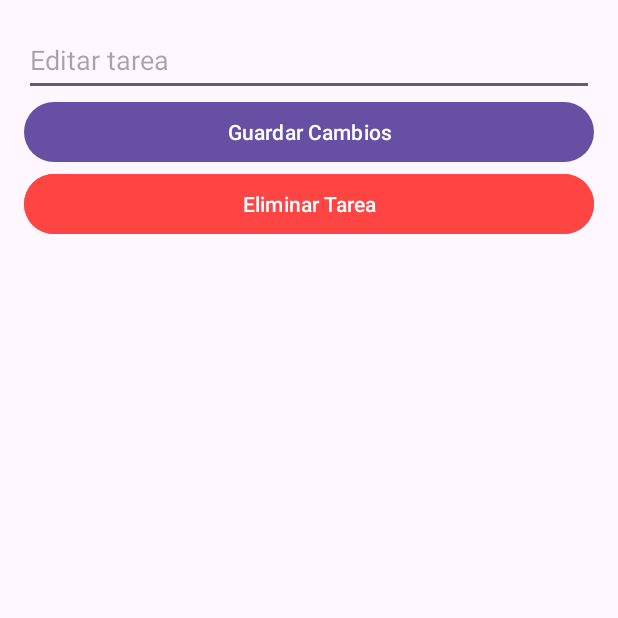
After one commit to Jean-Joya-INGE/AppTasks.id880727, an Android app: the EditTaskActivity screen opened directly, with no data from a screen before it, on a phone screen of 412 x 824 dp, the top half of it. The commit adds this screen. Run offline under Robolectric (Android 15) with nearby library versions, the phone set to English and light mode, and no system bars.

Commit message:
se agregaron eliminar y editar

```diff
--- a/app/src/main/AndroidManifest.xml
+++ b/app/src/main/AndroidManifest.xml
@@ -13,6 +13,9 @@
         android:theme="@style/Theme.SecondActivity"
         tools:targetApi="31">
         <activity
+            android:name=".EditTaskActivity"
+            android:exported="false" />
+        <activity
             android:name=".MainActivity"
             android:exported="true">
             <intent-filter>
--- /dev/null
+++ b/app/src/main/java/co/edu/ue/secondactivity/EditTaskActivity.java
@@ -0,0 +1,51 @@
+package co.edu.ue.secondactivity;
+
+import android.content.Intent;
+import android.os.Bundle;
+import android.view.View;
+import android.widget.Button;
+import android.widget.EditText;
+
+import androidx.appcompat.app.AppCompatActivity;
+
+public class EditTaskActivity extends AppCompatActivity {
+
+    private EditText etEditTask;
+    private Button btnSave, btnDelete;
+    private int position;
+
+    @Override
+    protected void onCreate(Bundle savedInstanceState) {
+        super.onCreate(savedInstanceState);
+        setContentView(R.layout.activity_edit_task);
+
+        etEditTask = findViewById(R.id.etEditTask);
+        btnSave = findViewById(R.id.btnSave);
+        btnDelete = findViewById(R.id.btnDelete);
+
+        // Obtener datos de la tarea seleccionada
+        Intent intent = getIntent();
+        String task = intent.getStringExtra("task");
+        position = intent.getIntExtra("position", -1);
+
+        etEditTask.setText(task);
+
+        // Guardar cambios
+        btnSave.setOnClickListener(v -> {
+            Intent resultIntent = new Intent();
+            resultIntent.putExtra("updatedTask", etEditTask.getText().toString());
+            resultIntent.putExtra("position", position);
+            setResult(RESULT_OK, resultIntent);
+            finish(); // Cierra la actividad y envía los datos de regreso
+        });
+
+        // Eliminar tarea
+        btnDelete.setOnClickListener(v -> {
+            Intent resultIntent = new Intent();
+            resultIntent.putExtra("delete", true);
+            resultIntent.putExtra("position", position);
+            setResult(RESULT_OK, resultIntent);
+            finish(); // Cierra la actividad y envía los datos de eliminación
+        });
+    }
+}
--- /dev/null
+++ b/app/src/main/res/layout/activity_edit_task.xml
@@ -0,0 +1,27 @@
+<LinearLayout xmlns:android="http://schemas.android.com/apk/res/android"
+    android:layout_width="match_parent"
+    android:layout_height="match_parent"
+    android:orientation="vertical"
+    android:padding="16dp">
+
+    <EditText
+        android:id="@+id/etEditTask"
+        android:layout_width="match_parent"
+        android:layout_height="wrap_content"
+        android:minHeight="48dp"
+        android:padding="4dp"
+        android:hint="Editar tarea"/>
+
+    <Button
+        android:id="@+id/btnSave"
+        android:layout_width="match_parent"
+        android:layout_height="wrap_content"
+        android:text="Guardar Cambios"/>
+
+    <Button
+        android:id="@+id/btnDelete"
+        android:layout_width="match_parent"
+        android:layout_height="wrap_content"
+        android:text="Eliminar Tarea"
+        android:backgroundTint="@android:color/holo_red_light"/>
+</LinearLayout>
--- a/app/src/main/res/layout/activity_main.xml
+++ b/app/src/main/res/layout/activity_main.xml
@@ -8,7 +8,6 @@
     android:orientation="vertical"
     android:padding="4dp"
     tools:context=".MainActivity">
-
 
     <EditText
         android:id="@+id/etTask"
```
Also changed, not shown: app/src/main/java/co/edu/ue/secondactivity/MainActivity.java (+43 -13 lines).
